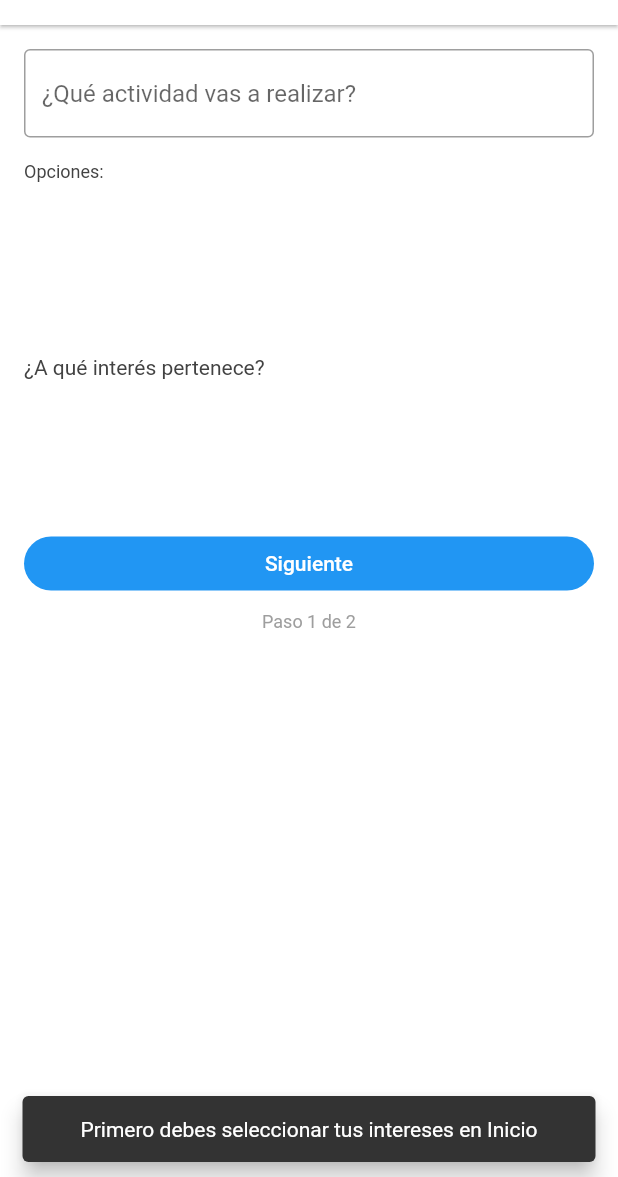
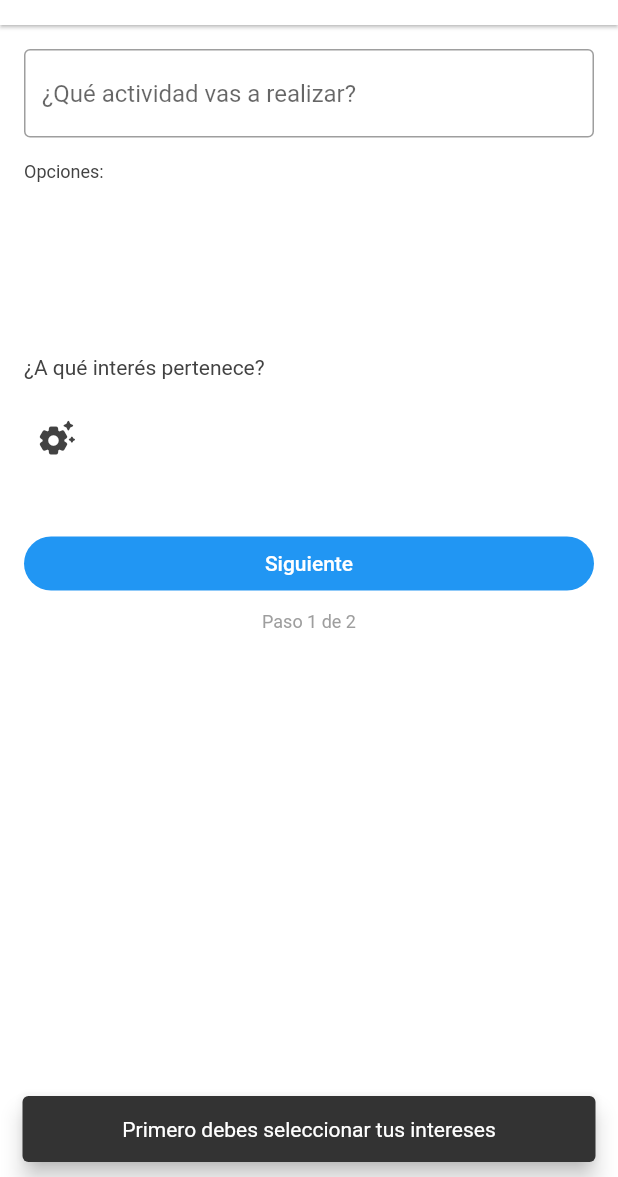
Before and after one commit to danilomayhua/nuevo_proyecto_uno_flutter, a Flutter app: the PrincipalPage screen opened directly, item 3 of the bottom bar chosen, after a tap on "Siguiente", on a phone screen of 412 x 824 dp, the part 59-1236 px from its top. Run offline on Flutter 3.47's test engine with Material 2 defaults, Android fonts, the light colour scheme and no system bars; our stand-ins replace badges, firebase_core, firebase_messaging, flutter_local_notifications, geolocator, image_cropper and 5 more; accounts and stored records are empty; generated files the repository leaves out were written again.

Commit message:
Cambia Inicio para incentivar a crear actividades. Agrega Editar Intereses en Crear Actividad. Cambia textos y agrega correcciones.

```diff
--- a/lib/screens/actividad/actividad_page.dart
+++ b/lib/screens/actividad/actividad_page.dart
@@ -354,7 +354,8 @@ class _ActividadPageState extends State<ActividadPage> {
       return StatefulBuilder(builder: (context, setStateDialog) {
         return AlertDialog(
           title: const Text('¿Eliminar actividad?'),
-          content: const Text('Ya no estará visible públicamente, pero el chat grupal seguirá funcionando con los integrantes actuales.'),
+          // TODO : cambiar texto (si es una actividad archivada, este texto no tiene sentido)
+          content: const Text('Ya no podrás ver las actividades nuevas que publiquen otros usuarios.'),
           actions: [
             TextButton(
               child: const Text('Cancelar'),
--- a/lib/screens/crear_actividad/crear_actividad_page.dart
+++ b/lib/screens/crear_actividad/crear_actividad_page.dart
@@ -328,7 +328,7 @@ class _CrearActividadPageState extends State<CrearActividadPage> {
             style: TextStyle(color: constants.blackGeneral,),
           ),
           const SizedBox(width: 4,),
-          if(_enabledTooltipSugerencias)
+          if(_enabledTooltipSugerencias && _intereses.isNotEmpty)
             Tooltip(
               key: _keyTooltipSugerencias,
               triggerMode: TooltipTriggerMode.manual,
@@ -343,13 +343,13 @@ class _CrearActividadPageState extends State<CrearActividadPage> {
               child: Container(
                 width: 32,
                 height: 32,
-                child: IconButton(
+                /*child: IconButton(
                   onPressed: (){
                     _showTooltipSugerencias();
                   },
                   icon: const Icon(Icons.help_outline, color: constants.grey,),
                   padding: const EdgeInsets.all(0),
-                ),
+                ),*/
               ),
             ),
         ],),
@@ -358,6 +358,18 @@ class _CrearActividadPageState extends State<CrearActividadPage> {
           alignment: Alignment.centerLeft,
           height: 75,
           child: ListView.builder(itemBuilder: (context, index){
+
+            if(index == _intereses.length){
+              return InkWell(
+                onTap: (){
+                  _showDialogCambiarIntereses();
+                },
+                child: Container(
+                    padding: const EdgeInsets.only(left: 8, right: 8, bottom: 14,),
+                    child: const Icon(Icons.settings_suggest_rounded, color: constants.blackGeneral, size: 28,),
+                ),
+              );
+            }
 
             return GestureDetector(
               onTap: (){
@@ -402,7 +414,7 @@ class _CrearActividadPageState extends State<CrearActividadPage> {
               ),
             );
 
-          }, scrollDirection: Axis.horizontal, itemCount: _intereses.length, shrinkWrap: true,),
+          }, scrollDirection: Axis.horizontal, itemCount: _intereses.length + 1, shrinkWrap: true,),
         ),
 
         const SizedBox(height: 16,),
@@ -705,7 +717,7 @@ class _CrearActividadPageState extends State<CrearActividadPage> {
 
   void _validarContenidoUno(){
     if(_intereses.isEmpty){
-      _showSnackBar("Primero debes seleccionar tus intereses en Inicio");
+      _showSnackBar("Primero debes seleccionar tus intereses");
       return;
     }
 
--- a/lib/screens/principal/principal_page.dart
+++ b/lib/screens/principal/principal_page.dart
@@ -66,7 +66,8 @@ class _PrincipalPageState extends State<PrincipalPage> {
     _cargarNumeroPendientesNotificacionesAvisos();
 
     if(widget.isFromSignup){
-      _cargarInteresesUsuarioNuevo();
+      // Actualmente va a Inicio desde el registro, no hay que mostrar el dialog
+      //_cargarInteresesUsuarioNuevo();
     }
   }
 
--- a/lib/screens/principal/views/mis_actividades_page.dart
+++ b/lib/screens/principal/views/mis_actividades_page.dart
@@ -82,7 +82,7 @@ class MisActividadesPageState extends State<MisActividadesPage> {
         child: _loadingActividades ? CircularProgressIndicator() : Padding(
           padding: const EdgeInsets.symmetric(horizontal: 16),
           child: Column(children: [
-            const Text("No hay actividades recientes donde eres cocreador. Las actividades duran 48 horas visibles.",
+            const Text("No hay actividades tuyas visibles actualmente. Las actividades duran 48 horas visibles.",
               style: TextStyle(color: constants.blackGeneral, fontSize: 16,),
               textAlign: TextAlign.center,
             ),
--- a/lib/screens/signup/views/signup_profile_page.dart
+++ b/lib/screens/signup/views/signup_profile_page.dart
@@ -478,7 +478,7 @@ class _SignupProfilePageState extends State<SignupProfilePage> {
         prefs.setBool(SharedPreferencesKeys.isLoggedIn, true);
 
         Navigator.pushAndRemoveUntil(context, MaterialPageRoute(
-            builder: (context) => const PrincipalPage(principalPageView: PrincipalPageView.mensajes, isFromSignup: true,)
+            builder: (context) => const PrincipalPage(principalPageView: PrincipalPageView.home, isFromSignup: true,)
         ), (root) => false);
 
       } else {
--- a/lib/utilities/constants.dart
+++ b/lib/utilities/constants.dart
@@ -31,9 +31,9 @@ final usernameColors = [
   Colors.teal[500],
 ];
 
-//const String urlBase = "http://192.168.0.24:3000";
+//const String urlBase = "http://192.168.1.3:3000";
 const String urlBase = "https://tenfo.app:3000";
-//const String urlBaseWebSocket = "ws://192.168.0.24:3000/chat";
+//const String urlBaseWebSocket = "ws://192.168.1.3:3000/chat";
 const String urlBaseWebSocket = "wss://tenfo.app:3000/chat";
 
 const String urlLogin = "/api/autenticacion/login";
--- a/lib/widgets/actividad_boton_entrar.dart
+++ b/lib/widgets/actividad_boton_entrar.dart
@@ -313,10 +313,12 @@ class _ActividadBotonEntrarState extends State<ActividadBotonEntrar> {
     SharedPreferences prefs = await SharedPreferences.getInstance();
     UsuarioSesion usuarioSesion = UsuarioSesion.fromSharedPreferences(prefs);
 
+    /*
     bool isShowed = prefs.getBool(SharedPreferencesKeys.isShowedAyudaActividadIngreso) ?? false;
     if(!isShowed){
       _showDialogAvisoLimite();
     }
+    */
 
 
     var response = await HttpService.httpPost(
--- a/lib/widgets/card_actividad.dart
+++ b/lib/widgets/card_actividad.dart
@@ -31,6 +31,7 @@ class _CardActividadState extends State<CardActividad> {
             builder: (context) => ActividadPage(
               actividad: widget.actividad,
               onChangeIngreso: (Actividad actividad){
+                // No hace nada si ya no existe la actividad (por ej. si se actualizó Inicio automáticamente)
                 setState(() {
                   widget.actividad = actividad;
                 });
--- a/pubspec.yaml
+++ b/pubspec.yaml
@@ -15,7 +15,7 @@ publish_to: 'none' # Remove this line if you wish to publish to pub.dev
 # In iOS, build-name is used as CFBundleShortVersionString while build-number used as CFBundleVersion.
 # Read more about iOS versioning at
 # https://developer.apple.com/library/archive/documentation/General/Reference/InfoPlistKeyReference/Articles/CoreFoundationKeys.html
-version: 1.0.13+20
+version: 1.0.14+21
 
 environment:
   sdk: ">=2.16.0 <3.0.0"
```
Also changed, not shown: lib/screens/principal/views/home_page.dart (+79 -0 lines), lib/screens/signup/views/signup_email_page.dart (+7 -1 lines), lib/widgets/dialog_cambiar_intereses.dart (+10 -2 lines).
